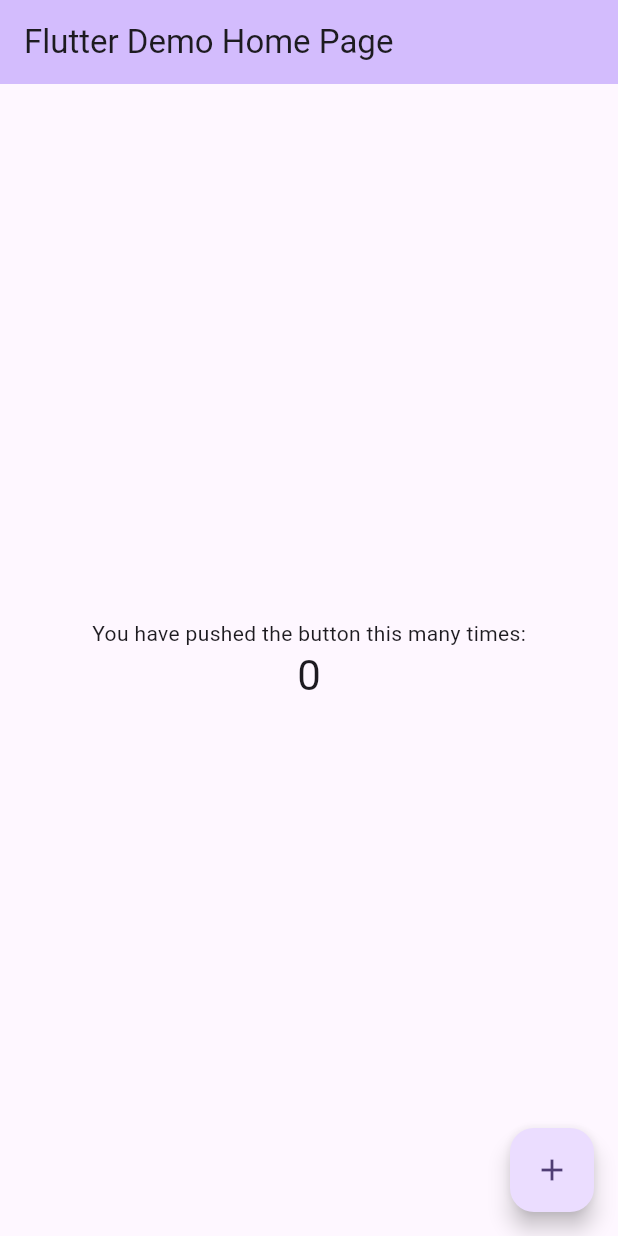
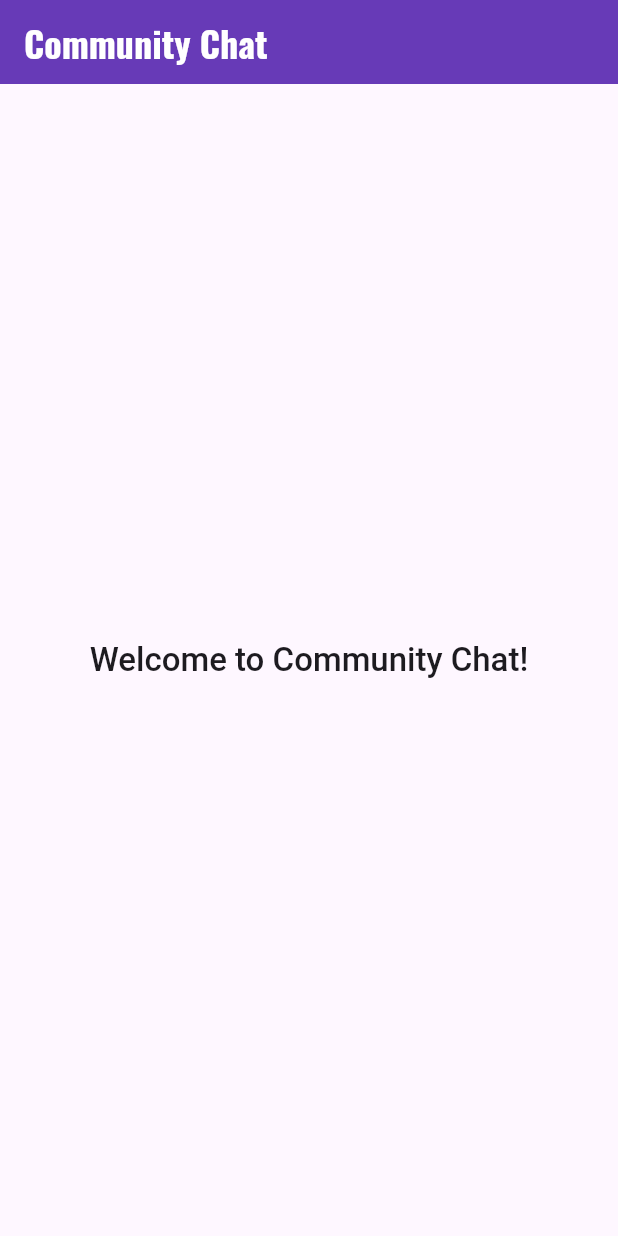
Before and after one commit to it-yudharta/community-chat, a Flutter app: the screen it shows after launch, on a phone screen of 412 x 824 dp. Run offline on Flutter 3.47's test engine with Material 3 defaults, Android fonts, the phone set to English and light mode, and no system bars; our stand-ins replace flutter_riverpod, google_fonts, supabase_flutter; accounts and stored records are empty.

Commit message:
update main

```diff
--- a/lib/main.dart
+++ b/lib/main.dart
@@ -1,122 +1,117 @@
 import 'package:flutter/material.dart';
+import 'package:flutter_riverpod/flutter_riverpod.dart';
+import 'package:google_fonts/google_fonts.dart';
+import 'package:supabase_flutter/supabase_flutter.dart';
 
-void main() {
-  runApp(const MyApp());
+Future<void> main() async {
+  WidgetsFlutterBinding.ensureInitialized();
+
+  // TODO: Replace with your Supabase project details
+  await Supabase.initialize(
+    url: 'YOUR_SUPABASE_URL',
+    anonKey: 'YOUR_SUPABASE_ANON_KEY',
+  );
+
+  runApp(const ProviderScope(child: MyApp()));
 }
 
 class MyApp extends StatelessWidget {
   const MyApp({super.key});
 
-  // This widget is the root of your application.
   @override
   Widget build(BuildContext context) {
+    const Color primarySeedColor = Colors.deepPurple;
+
+    final TextTheme appTextTheme = TextTheme(
+      displayLarge: GoogleFonts.oswald(
+        fontSize: 57,
+        fontWeight: FontWeight.bold,
+      ),
+      titleLarge: GoogleFonts.roboto(fontSize: 22, fontWeight: FontWeight.w500),
+      bodyMedium: GoogleFonts.openSans(fontSize: 14),
+    );
+
+    final ThemeData lightTheme = ThemeData(
+      useMaterial3: true,
+      colorScheme: ColorScheme.fromSeed(
+        seedColor: primarySeedColor,
+        brightness: Brightness.light,
+      ),
+      textTheme: appTextTheme,
+      appBarTheme: AppBarTheme(
+        backgroundColor: primarySeedColor,
+        foregroundColor: Colors.white,
+        titleTextStyle: GoogleFonts.oswald(
+          fontSize: 24,
+          fontWeight: FontWeight.bold,
+        ),
+      ),
+      elevatedButtonTheme: ElevatedButtonThemeData(
+        style: ElevatedButton.styleFrom(
+          foregroundColor: Colors.white,
+          backgroundColor: primarySeedColor,
+          shape: RoundedRectangleBorder(borderRadius: BorderRadius.circular(8)),
+          padding: const EdgeInsets.symmetric(horizontal: 24, vertical: 12),
+          textStyle: GoogleFonts.roboto(
+            fontSize: 16,
+            fontWeight: FontWeight.w500,
+          ),
+        ),
+      ),
+    );
+
+    final ThemeData darkTheme = ThemeData(
+      useMaterial3: true,
+      colorScheme: ColorScheme.fromSeed(
+        seedColor: primarySeedColor,
+        brightness: Brightness.dark,
+      ),
+      textTheme: appTextTheme,
+      appBarTheme: AppBarTheme(
+        backgroundColor: Colors.grey[900],
+        foregroundColor: Colors.white,
+        titleTextStyle: GoogleFonts.oswald(
+          fontSize: 24,
+          fontWeight: FontWeight.bold,
+        ),
+      ),
+      elevatedButtonTheme: ElevatedButtonThemeData(
+        style: ElevatedButton.styleFrom(
+          foregroundColor: Colors.black,
+          backgroundColor: primarySeedColor,
+          shape: RoundedRectangleBorder(borderRadius: BorderRadius.circular(8)),
+          padding: const EdgeInsets.symmetric(horizontal: 24, vertical: 12),
+          textStyle: GoogleFonts.roboto(
+            fontSize: 16,
+            fontWeight: FontWeight.w500,
+          ),
+        ),
+      ),
+    );
+
     return MaterialApp(
-      title: 'Flutter Demo',
-      theme: ThemeData(
-        // This is the theme of your application.
-        //
-        // TRY THIS: Try running your application with "flutter run". You'll see
-        // the application has a purple toolbar. Then, without quitting the app,
-        // try changing the seedColor in the colorScheme below to Colors.green
-        // and then invoke "hot reload" (save your changes or press the "hot
-        // reload" button in a Flutter-supported IDE, or press "r" if you used
-        // the command line to start the app).
-        //
-        // Notice that the counter didn't reset back to zero; the application
-        // state is not lost during the reload. To reset the state, use hot
-        // restart instead.
-        //
-        // This works for code too, not just values: Most code changes can be
-        // tested with just a hot reload.
-        colorScheme: ColorScheme.fromSeed(seedColor: Colors.deepPurple),
-      ),
-      home: const MyHomePage(title: 'Flutter Demo Home Page'),
+      title: 'Community Chat',
+      theme: lightTheme,
+      darkTheme: darkTheme,
+      themeMode: ThemeMode.system, // Or make this dynamic with a provider
+      home: const MyHomePage(),
     );
   }
 }
 
-class MyHomePage extends StatefulWidget {
-  const MyHomePage({super.key, required this.title});
-
-  // This widget is the home page of your application. It is stateful, meaning
-  // that it has a State object (defined below) that contains fields that affect
-  // how it looks.
-
-  // This class is the configuration for the state. It holds the values (in this
-  // case the title) provided by the parent (in this case the App widget) and
-  // used by the build method of the State. Fields in a Widget subclass are
-  // always marked "final".
-
-  final String title;
-
-  @override
-  State<MyHomePage> createState() => _MyHomePageState();
-}
-
-class _MyHomePageState extends State<MyHomePage> {
-  int _counter = 0;
-
-  void _incrementCounter() {
-    setState(() {
-      // This call to setState tells the Flutter framework that something has
-      // changed in this State, which causes it to rerun the build method below
-      // so that the display can reflect the updated values. If we changed
-      // _counter without calling setState(), then the build method would not be
-      // called again, and so nothing would appear to happen.
-      _counter++;
-    });
-  }
+class MyHomePage extends StatelessWidget {
+  const MyHomePage({super.key});
 
   @override
   Widget build(BuildContext context) {
-    // This method is rerun every time setState is called, for instance as done
-    // by the _incrementCounter method above.
-    //
-    // The Flutter framework has been optimized to make rerunning build methods
-    // fast, so that you can just rebuild anything that needs updating rather
-    // than having to individually change instances of widgets.
     return Scaffold(
-      appBar: AppBar(
-        // TRY THIS: Try changing the color here to a specific color (to
-        // Colors.amber, perhaps?) and trigger a hot reload to see the AppBar
-        // change color while the other colors stay the same.
-        backgroundColor: Theme.of(context).colorScheme.inversePrimary,
-        // Here we take the value from the MyHomePage object that was created by
-        // the App.build method, and use it to set our appbar title.
-        title: Text(widget.title),
-      ),
+      appBar: AppBar(title: const Text('Community Chat')),
       body: Center(
-        // Center is a layout widget. It takes a single child and positions it
-        // in the middle of the parent.
-        child: Column(
-          // Column is also a layout widget. It takes a list of children and
-          // arranges them vertically. By default, it sizes itself to fit its
-          // children horizontally, and tries to be as tall as its parent.
-          //
-          // Column has various properties to control how it sizes itself and
-          // how it positions its children. Here we use mainAxisAlignment to
-          // center the children vertically; the main axis here is the vertical
-          // axis because Columns are vertical (the cross axis would be
-          // horizontal).
-          //
-          // TRY THIS: Invoke "debug painting" (choose the "Toggle Debug Paint"
-          // action in the IDE, or press "p" in the console), to see the
-          // wireframe for each widget.
-          mainAxisAlignment: MainAxisAlignment.center,
-          children: <Widget>[
-            const Text('You have pushed the button this many times:'),
-            Text(
-              '$_counter',
-              style: Theme.of(context).textTheme.headlineMedium,
-            ),
-          ],
+        child: Text(
+          'Welcome to Community Chat!',
+          style: Theme.of(context).textTheme.titleLarge,
         ),
       ),
-      floatingActionButton: FloatingActionButton(
-        onPressed: _incrementCounter,
-        tooltip: 'Increment',
-        child: const Icon(Icons.add),
-      ), // This trailing comma makes auto-formatting nicer for build methods.
     );
   }
 }
```
